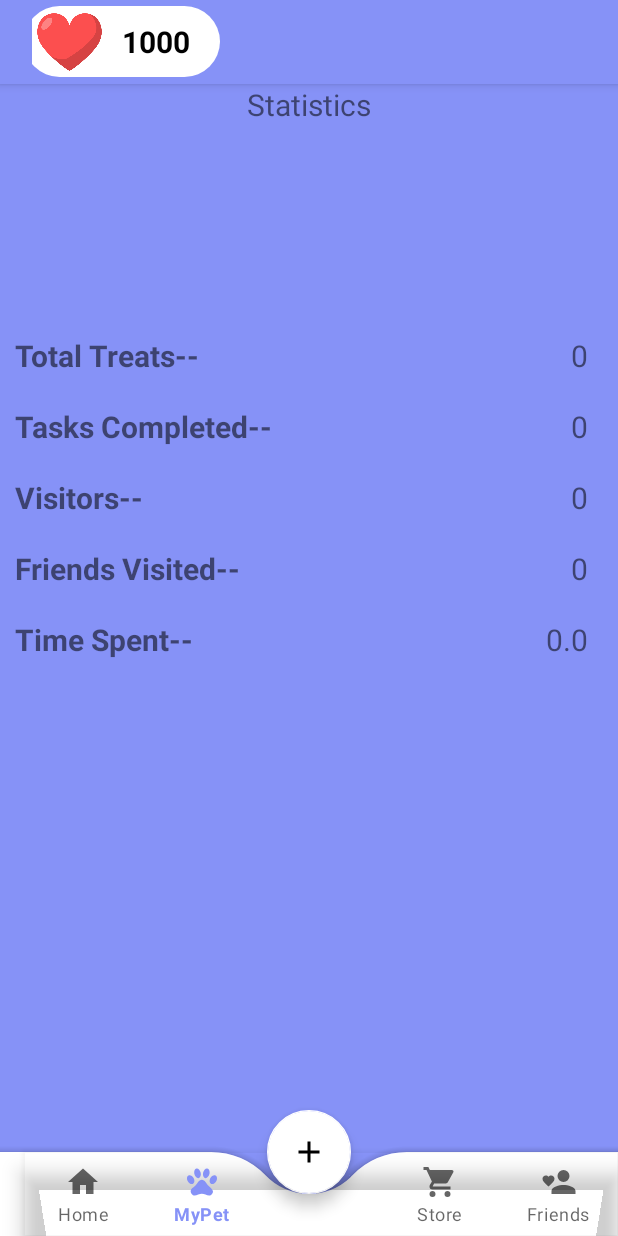
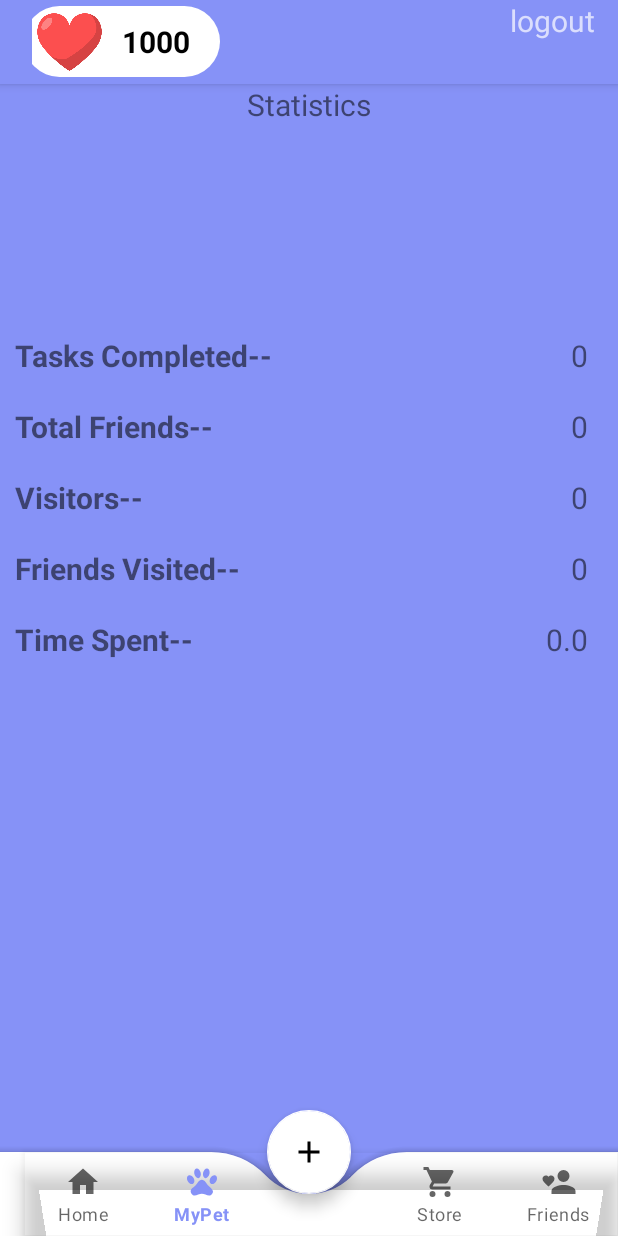
Before and after one commit to sreejaveeraghanta/AniMo, an Android app: the StatsFragment screen opened through its navigation route, on a phone screen of 412 x 824 dp. Run offline under Robolectric (Android 15) with nearby library versions, the phone set to English and light mode, and no system bars; our stand-ins replace Firebase (no records; nobody signed in at launch, a user with empty details on screens opened directly), navigation-ui.

Commit message:
Keep user logged in, and add update for stats

```diff
--- a/AniMo/app/src/main/java/AniMo/com/MainActivity.kt
+++ b/AniMo/app/src/main/java/AniMo/com/MainActivity.kt
@@ -9,10 +9,12 @@ import androidx.navigation.ui.setupWithNavController
 import AniMo.com.databinding.ActivityMainBinding
 import AniMo.com.ui.tasks.NewTaskActivity
 import android.content.Intent
+import com.google.firebase.auth.FirebaseAuth
 
 class MainActivity : AppCompatActivity() {
 
     private lateinit var binding: ActivityMainBinding
+    private lateinit var auth: FirebaseAuth
 
     override fun onCreate(savedInstanceState: Bundle?) {
         super.onCreate(savedInstanceState)
@@ -45,6 +47,13 @@ class MainActivity : AppCompatActivity() {
 
         navView.setupWithNavController(navController)
 
+        binding.logout.setOnClickListener {
+            auth = FirebaseAuth.getInstance()
+            auth.signOut()
+            val intent = Intent(this, LoginActivity::class.java)
+            startActivity(intent)
+        }
+
         binding.fab.setOnClickListener {
             val intent = Intent(this, NewTaskActivity::class.java)
             startActivity(intent)
--- a/AniMo/app/src/main/java/AniMo/com/SignupActivity.kt
+++ b/AniMo/app/src/main/java/AniMo/com/SignupActivity.kt
@@ -45,10 +45,9 @@ class SignupActivity : AppCompatActivity() {
 
             if (name.text.isNotEmpty() && username.text.isNotEmpty() && password.text.isNotEmpty() && email.text.isNotEmpty()) {
                 val nameValue = name.text.toString()
-                val usernameValue = username.text.toString()
                 val passwordValue = password.text.toString()
                 val emailAddress = email.text.toString()
-                authenticateUser(emailAddress, passwordValue, nameValue, usernameValue)
+                authenticateUser(emailAddress, passwordValue, nameValue)
 
             } else {
                 Toast.makeText(this, "Please populate all fields", Toast.LENGTH_SHORT).show()
@@ -62,7 +61,7 @@ class SignupActivity : AppCompatActivity() {
         }
     }
 
-    private fun authenticateUser(email: String, password: String, name: String, username: String) {
+    private fun authenticateUser(email: String, password: String, name: String) {
         CoroutineScope(IO).launch {
             auth.createUserWithEmailAndPassword(email, password)
                 .addOnCompleteListener(this@SignupActivity) { task ->
--- a/AniMo/app/src/main/java/AniMo/com/database/User.kt
+++ b/AniMo/app/src/main/java/AniMo/com/database/User.kt
@@ -5,7 +5,7 @@ data class User(
     val email: String = "",
     val uid: String = "",
     val hearts: Int = 0,
-    val treats: Int = 0,
+    val friends: Int = 0,
     val tasksCompleted: Int = 0,
     val visitors: Int = 0,
     val visited: Int = 0,
--- a/AniMo/app/src/main/java/AniMo/com/ui/friends/FriendsFragment.kt
+++ b/AniMo/app/src/main/java/AniMo/com/ui/friends/FriendsFragment.kt
@@ -1,5 +1,6 @@
 package AniMo.com.ui.friends
 
+import AniMo.com.Util
 import android.os.Bundle
 import android.view.LayoutInflater
 import android.view.View
--- a/AniMo/app/src/main/java/AniMo/com/ui/stats/StatsFragment.kt
+++ b/AniMo/app/src/main/java/AniMo/com/ui/stats/StatsFragment.kt
@@ -33,14 +33,14 @@ class StatsFragment : Fragment() {
         if (uid != null && name != null) {
             println(uid)
             statsViewModel.getUserData(uid, name)
-            val treats: TextView = binding.treats
+            val friends: TextView = binding.friends
             val tasksCompleted: TextView = binding.tasksCompleted
             val timeSpent: TextView = binding.timeSpent
             val visitors: TextView = binding.visitors
             val visited: TextView = binding.visited
 
             statsViewModel.user.observe(viewLifecycleOwner) {
-                treats.text = it.treats.toString()
+                friends.text = it.friends.toString()
                 tasksCompleted.text = it.tasksCompleted.toString()
                 timeSpent.text = it.timeSpent.toString()
                 visitors.text = it.visitors.toString()
--- a/AniMo/app/src/main/res/layout/activity_main.xml
+++ b/AniMo/app/src/main/res/layout/activity_main.xml
@@ -1,6 +1,7 @@
 <?xml version="1.0" encoding="utf-8"?>
 <androidx.coordinatorlayout.widget.CoordinatorLayout xmlns:android="http://schemas.android.com/apk/res/android"
     xmlns:app="http://schemas.android.com/apk/res-auto"
+    xmlns:tools="http://schemas.android.com/tools"
     android:id="@+id/container"
     android:layout_width="match_parent"
     android:layout_height="match_parent"
@@ -45,7 +46,24 @@
                 android:paddingLeft="65dp"
                 android:paddingRight="20dp"
                 android:layout_marginLeft="-55dp"/>
+
+            <LinearLayout
+                android:layout_width="match_parent"
+                android:layout_height="wrap_content"
+                android:orientation="vertical">
+                <TextView
+                    android:id="@+id/logout"
+                    android:layout_width="match_parent"
+                    android:layout_height="wrap_content"
+                    android:gravity="right"
+                    android:textSize="20dp"
+                    android:text="logout"
+                    tools:ignore="RtlHardcoded" />
+            </LinearLayout>
+
+
         </LinearLayout>
+
     </androidx.appcompat.widget.Toolbar>
 
     <!-- Navigation Host Fragment -->
--- a/AniMo/app/src/main/res/layout/fragment_stats.xml
+++ b/AniMo/app/src/main/res/layout/fragment_stats.xml
@@ -16,36 +16,6 @@
         android:textSize="20sp"
         android:paddingBottom="140dp"/>
 
-    <LinearLayout
-        android:layout_width="wrap_content"
-        android:layout_height="wrap_content"
-        android:gravity="center_vertical"
-        android:orientation="horizontal">
-        <TextView
-            android:text="Total Treats--"
-            android:layout_width="wrap_content"
-            android:layout_height="wrap_content"
-            android:paddingStart="10dp"
-            android:textSize="20sp"
-            android:textStyle="bold"
-            tools:ignore="RtlSymmetry" />
-        <View
-            android:layout_width="0dp"
-            android:layout_height="match_parent"
-            android:layout_weight="1" />
-        <TextView
-            android:id="@+id/treats"
-            android:layout_width="wrap_content"
-            android:layout_height="wrap_content"
-            android:textSize="20sp"
-            android:paddingEnd="20dp"
-            tools:ignore="RtlSymmetry" />
-    </LinearLayout>
-
-    <Space
-        android:layout_width="match_parent"
-        android:layout_height="wrap_content"
-        android:layout_marginBottom="20dp"/>
 
     <LinearLayout
         android:layout_width="wrap_content"
@@ -77,6 +47,38 @@
         android:layout_width="match_parent"
         android:layout_height="wrap_content"
         android:layout_marginBottom="20dp"/>
+
+    <LinearLayout
+        android:layout_width="wrap_content"
+        android:layout_height="wrap_content"
+        android:gravity="center_vertical"
+        android:orientation="horizontal">
+        <TextView
+            android:text="Total Friends--"
+            android:layout_width="wrap_content"
+            android:layout_height="wrap_content"
+            android:paddingStart="10dp"
+            android:textSize="20sp"
+            android:textStyle="bold"
+            tools:ignore="RtlSymmetry" />
+        <View
+            android:layout_width="0dp"
+            android:layout_height="match_parent"
+            android:layout_weight="1" />
+        <TextView
+            android:id="@+id/friends"
+            android:layout_width="wrap_content"
+            android:layout_height="wrap_content"
+            android:textSize="20sp"
+            android:paddingEnd="20dp"
+            tools:ignore="RtlSymmetry" />
+    </LinearLayout>
+
+    <Space
+        android:layout_width="match_parent"
+        android:layout_height="wrap_content"
+        android:layout_marginBottom="20dp"/>
+
 
     <LinearLayout
         android:layout_width="wrap_content"
```
Also changed, not shown: AniMo/app/src/main/java/AniMo/com/LoginActivity.kt (+22 -1 lines), AniMo/app/src/main/java/AniMo/com/Util.kt (+35 -9 lines).
